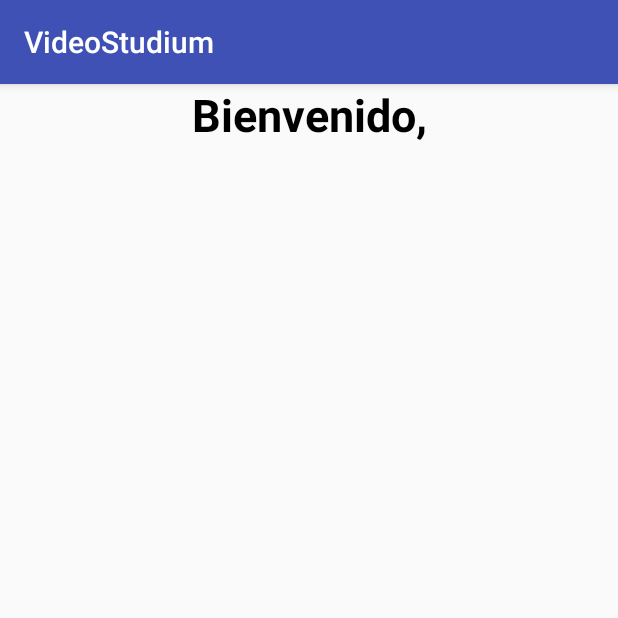
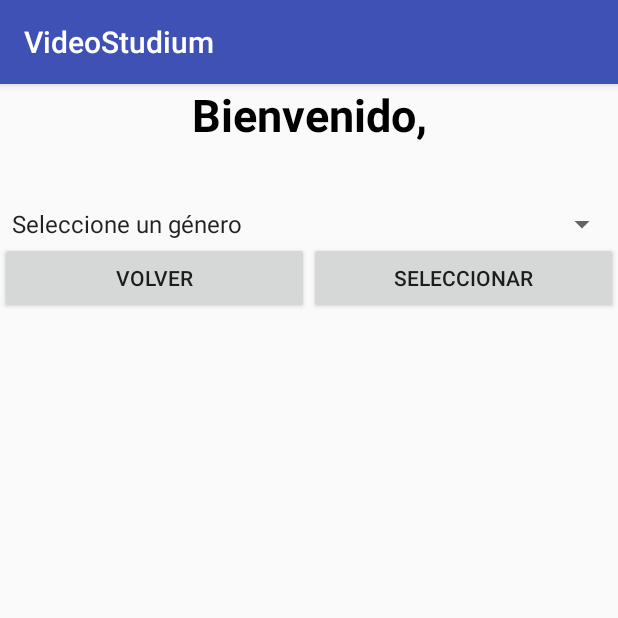
Before and after one commit to antbaeriv/practicaAndroid, an Android app: the Activity2 screen opened directly, with no data from a screen before it, on a phone screen of 412 x 824 dp, the top half of it. Run offline under Robolectric (Android 15) with nearby library versions, the phone set to English and light mode, and no system bars.

Commit message:
Diseño provisional de ventana de actividad 2 terminado

```diff
--- a/app/src/main/java/com/example/uno/practicaandroid/Activity2.java
+++ b/app/src/main/java/com/example/uno/practicaandroid/Activity2.java
@@ -1,14 +1,30 @@
 package com.example.uno.practicaandroid;
 
+import android.os.Bundle;
 import android.support.v7.app.AppCompatActivity;
-import android.os.Bundle;
+import android.widget.ArrayAdapter;
+import android.widget.Spinner;
+import android.widget.TextView;
 
 public class Activity2 extends AppCompatActivity {
-String nom;
+
+    String nom;
+    String[]generos = {"Seleccione un género","Acción","Drama","Ciencia Ficción"};
+    TextView lblUser;
+    Spinner spnGen;
+
     @Override
     protected void onCreate(Bundle savedInstanceState) {
         super.onCreate(savedInstanceState);
         setContentView(R.layout.activity_2);
         nom = getIntent().getStringExtra("Usuario");
+        InicializarUI();
+        lblUser.setText(nom);
+        spnGen.setAdapter(new ArrayAdapter<String>(this,android.R.layout.simple_spinner_item,generos));
     }
+    public void InicializarUI(){
+        lblUser = (TextView) findViewById(R.id.lbl2User);
+        spnGen = (Spinner) findViewById(R.id.spnGeneros);
+    }
+
 }
--- a/app/src/main/res/layout/activity_2.xml
+++ b/app/src/main/res/layout/activity_2.xml
@@ -24,7 +24,7 @@
             tools:layout_editor_absoluteY="61dp" />
 
         <TextView
-            android:id="@+id/lblUser"
+            android:id="@+id/lbl2User"
             android:layout_width="match_parent"
             android:layout_height="wrap_content"
             android:textAlignment="center"
@@ -32,6 +32,31 @@
             android:textSize="30sp"
             android:textStyle="bold" />
 
+        <Spinner
+            android:id="@+id/spnGeneros"
+            android:layout_width="match_parent"
+            android:layout_height="wrap_content" />
+
+        <LinearLayout
+            android:layout_width="match_parent"
+            android:layout_height="match_parent"
+            android:orientation="horizontal">
+
+            <Button
+                android:id="@+id/btn2Volver"
+                android:layout_width="match_parent"
+                android:layout_height="wrap_content"
+                android:layout_weight="1"
+                android:text="@string/volver2" />
+
+            <Button
+                android:id="@+id/btn2Seleccionar"
+                android:layout_width="match_parent"
+                android:layout_height="wrap_content"
+                android:layout_weight="1"
+                android:text="@string/Seleccionar2" />
+        </LinearLayout>
+
     </LinearLayout>
 
 </android.support.constraint.ConstraintLayout>
--- a/app/src/main/res/values/strings.xml
+++ b/app/src/main/res/values/strings.xml
@@ -12,6 +12,8 @@
     <string name="btn4Alquiler">Alquilar</string>
 
     <string name="wlc">Bienvenido,</string>
+    <string name="volver2">Volver</string>
+    <string name="Seleccionar2">Seleccionar</string>
 
 
     <string name="tituloAC1">Título: Gladiator</string>
```
